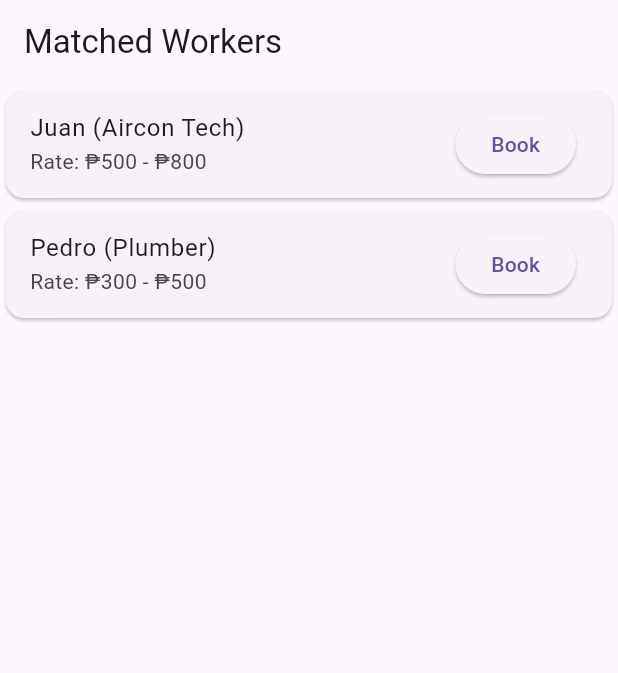
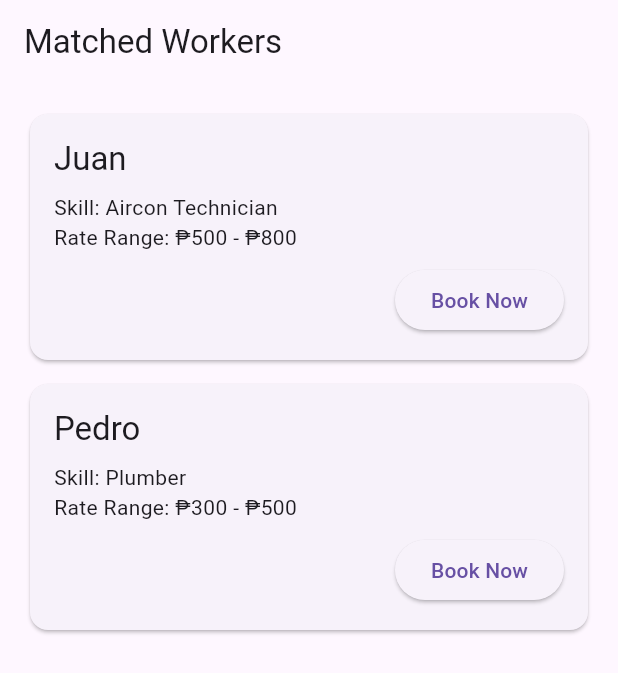
Before and after one commit to GROUP-5-GWAPITOS-AND-GWAPITAS/AppDEV, a Flutter app: the screen it shows after launch, on a phone screen of 412 x 824 dp. Shown: the top 673 px of the screen. Run offline on Flutter 3.47's test engine with Material 3 defaults, Android fonts, the phone set to English and light mode, and no system bars.

Commit message:
feat: show worker details in match cards
Co-authored-by: Copilot <223556219+Copilot@users.noreply.github.com>

```diff
--- a/frontend/lib/screens/match_view.dart
+++ b/frontend/lib/screens/match_view.dart
@@ -3,34 +3,68 @@ import 'package:flutter/material.dart';
 class MatchViewScreen extends StatelessWidget {
   const MatchViewScreen({super.key});
 
+  static const _workers = [
+    _Worker(
+      name: 'Juan',
+      skill: 'Aircon Technician',
+      rateRange: '₱500 - ₱800',
+    ),
+    _Worker(
+      name: 'Pedro',
+      skill: 'Plumber',
+      rateRange: '₱300 - ₱500',
+    ),
+  ];
+
   @override
   Widget build(BuildContext context) {
     return Scaffold(
       appBar: AppBar(title: const Text('Matched Workers')),
-      body: ListView(
-        children: [
-          Card(
-            child: ListTile(
-              title: const Text('Juan (Aircon Tech)'),
-              subtitle: const Text('Rate: ₱500 - ₱800'),
-              trailing: ElevatedButton(
-                onPressed: () {},
-                child: const Text('Book'),
+      body: ListView.separated(
+        padding: const EdgeInsets.all(16),
+        itemCount: _workers.length,
+        separatorBuilder: (context, index) => const SizedBox(height: 8),
+        itemBuilder: (context, index) {
+          final worker = _workers[index];
+          return Card(
+            child: Padding(
+              padding: const EdgeInsets.all(16),
+              child: Column(
+                crossAxisAlignment: CrossAxisAlignment.stretch,
+                children: [
+                  Text(
+                    worker.name,
+                    style: Theme.of(context).textTheme.titleLarge,
+                  ),
+                  const SizedBox(height: 8),
+                  Text('Skill: ${worker.skill}'),
+                  Text('Rate Range: ${worker.rateRange}'),
+                  const SizedBox(height: 8),
+                  Align(
+                    alignment: Alignment.centerRight,
+                    child: ElevatedButton(
+                      onPressed: () {},
+                      child: const Text('Book Now'),
+                    ),
+                  ),
+                ],
               ),
             ),
-          ),
-          Card(
-            child: ListTile(
-              title: const Text('Pedro (Plumber)'),
-              subtitle: const Text('Rate: ₱300 - ₱500'),
-              trailing: ElevatedButton(
-                onPressed: () {},
-                child: const Text('Book'),
-              ),
-            ),
-          ),
-        ],
+          );
+        },
       ),
     );
   }
 }
+
+class _Worker {
+  const _Worker({
+    required this.name,
+    required this.skill,
+    required this.rateRange,
+  });
+
+  final String name;
+  final String skill;
+  final String rateRange;
+}
```
Also changed, not shown: 1 other file.
